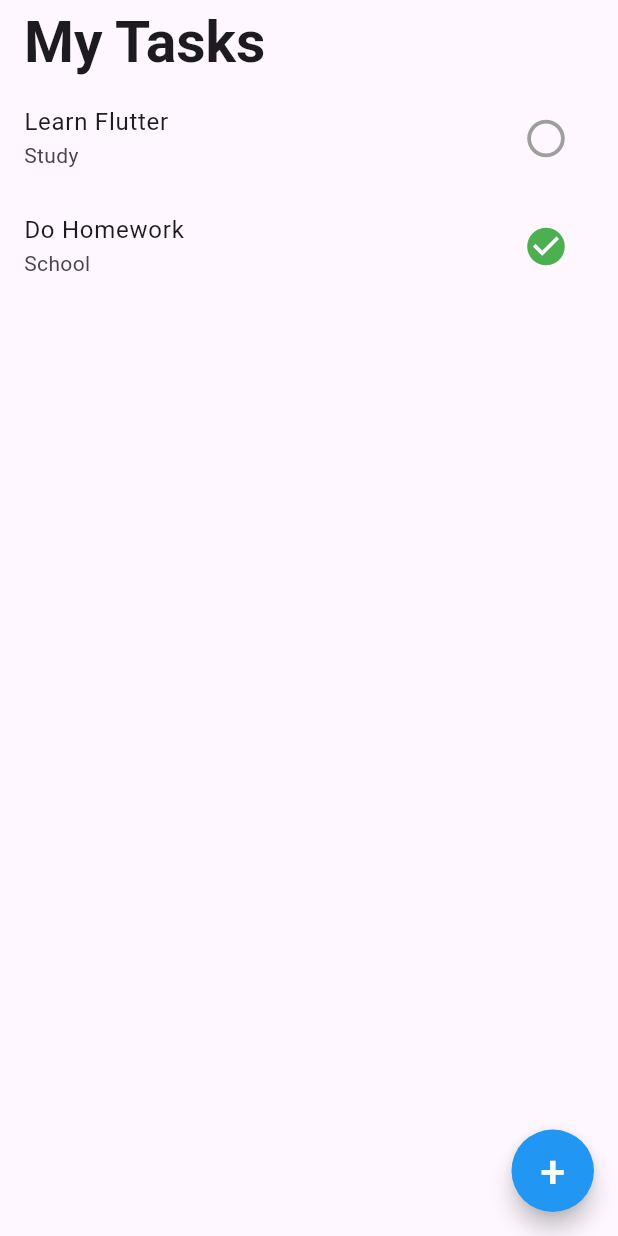
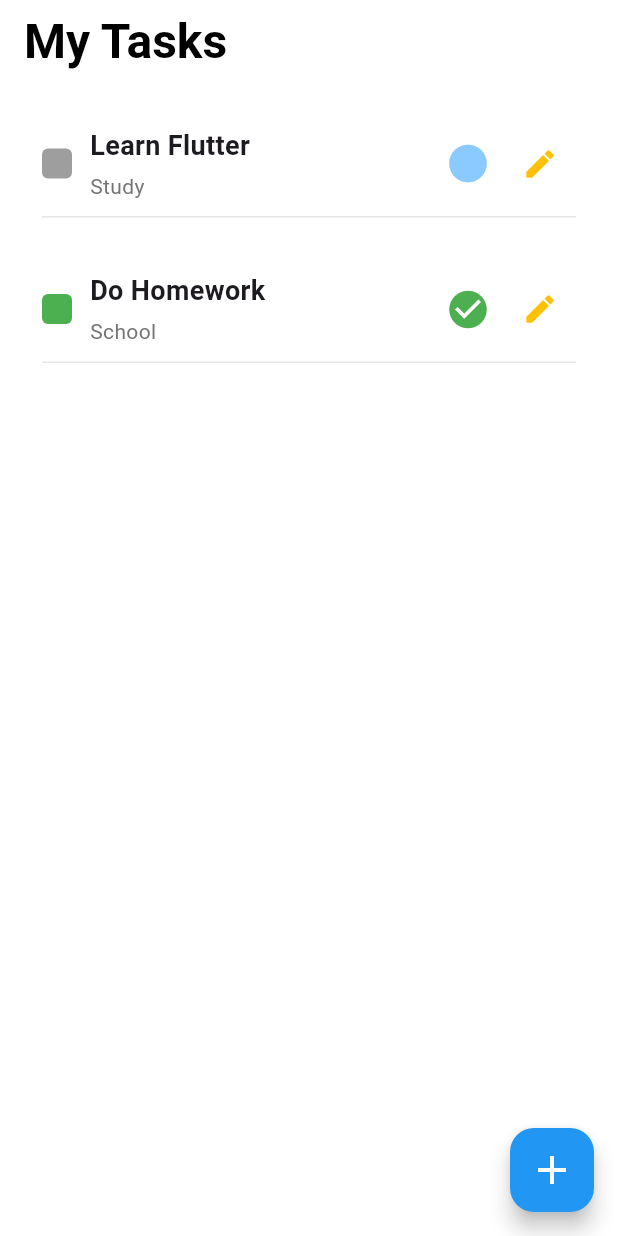
Before and after one commit to TLAR2411/crudflutter, a Flutter app: the screen it shows after launch, on a phone screen of 412 x 824 dp. Run offline on Flutter 3.47's test engine with Material 3 defaults, Android fonts, the phone set to English and light mode, and no system bars; our stand-ins replace device_preview, get.

Commit message:
update tela

```diff
--- a/lib/main.dart
+++ b/lib/main.dart
@@ -8,8 +8,8 @@ void main() {
   MyData d = MyData();
   Get.put(d);
 
-  // runApp(DevicePreview(builder: (context) => MyApp()));
-  runApp(MyApp());
+  runApp(DevicePreview(builder: (context) => MyApp()));
+  // runApp(MyApp());
 }
 
 class MyApp extends StatefulWidget {
@@ -20,18 +20,23 @@ class MyApp extends StatefulWidget {
 }
 
 class _MyAppState extends State<MyApp> {
+  final d = Get.find<MyData>();
   @override
   Widget build(BuildContext context) {
-    // final MyData d = MyData();
-    final d = Get.find<MyData>();
-
     return GetMaterialApp(
       debugShowCheckedModeBanner: false,
       home: Scaffold(
+        backgroundColor: Colors.white,
         appBar: AppBar(
-          title: Text(
+          backgroundColor: Colors.white,
+          elevation: 0,
+          title: const Text(
             "My Tasks",
-            style: TextStyle(fontWeight: FontWeight.bold, fontSize: 38),
+            style: TextStyle(
+              fontWeight: FontWeight.bold,
+              fontSize: 32,
+              color: Colors.black,
+            ),
           ),
         ),
         body: Obx(() {
@@ -40,44 +45,96 @@ class _MyAppState extends State<MyApp> {
           }
 
           return ListView.builder(
+            padding: const EdgeInsets.symmetric(vertical: 10),
             itemCount: d.data.length,
             itemBuilder: (context, index) {
               final task = d.data[index];
               final isMark = task["isMark"] == true;
-              return ListTile(
-                title: Text(task["title"]?.toString() ?? "No title"),
-                subtitle: Text(task["category"]?.toString() ?? "No category"),
-                trailing: IconButton(
+              final category = task["category"] ?? "";
+
+              return Container(
+                margin: const EdgeInsets.symmetric(horizontal: 16, vertical: 6),
+                padding: const EdgeInsets.all(12),
+                child: Column(
+                  children: [
+                    Row(
+                      children: [
+                        // Category color box
+                        Container(
+                          width: 20,
+                          height: 20,
+                          decoration: BoxDecoration(
+                            color: isMark ? Colors.green : Colors.grey,
+                            borderRadius: BorderRadius.circular(4),
+                          ),
+                        ),
+                        const SizedBox(width: 12),
+
+                        // Title & Category
+                        Expanded(
+                          child: Column(
+                            crossAxisAlignment: CrossAxisAlignment.start,
+                            children: [
+                              Text(
+                                task["title"]?.toString() ?? "No title",
+                                style: const TextStyle(
+                                  fontSize: 18,
+                                  fontWeight: FontWeight.bold,
+                                ),
+                              ),
+                              const SizedBox(height: 4),
+                              Text(
+                                task["category"]?.toString() ?? "No category",
+                                style: TextStyle(
+                                  fontSize: 14,
+                                  color: Colors.grey[600],
+                                ),
+                              ),
+                            ],
+                          ),
+                        ),
+
+                        // Check icon
+                        IconButton(
                           icon: Icon(
-                    isMark ? Icons.check_circle : Icons.circle_outlined,
-                    color: isMark ? Colors.green : Colors.grey,
+                            isMark ? Icons.check_circle : Icons.circle_rounded,
+                            color: isMark
+                                ? Colors.green
+                                : const Color.fromARGB(255, 138, 202, 255),
+
                             size: 30,
                           ),
                           onPressed: () {
-                    final current = d.data[index]['isMark'] as bool? ?? false;
+                            final current =
+                                d.data[index]['isMark'] as bool? ?? false;
                             d.data[index]['isMark'] = !current;
                             d.data.refresh();
                           },
+                        ),
+                        IconButton(
+                          onPressed: () {},
+                          icon: Icon(Icons.edit, color: Colors.amber),
+                        ),
+                      ],
+                    ),
+                    SizedBox(height: 10),
+
+                    Divider(
+                      height: 1,
+                      color: const Color.fromARGB(255, 230, 230, 230),
+                    ),
+                  ],
                 ),
               );
             },
           );
         }),
-
-        floatingActionButton: SizedBox(
-          width: 55,
-          height: 55,
-          child: FloatingActionButton(
+        floatingActionButton: FloatingActionButton(
           backgroundColor: Colors.blue,
-            shape: CircleBorder(),
           onPressed: () {
-              Get.off(() => ScreenForm());
+            Get.to(() => ScreenForm());
           },
-            child: Text(
-              "+",
-              style: TextStyle(fontSize: 30, color: Colors.white),
-            ),
-          ),
+          child: const Icon(Icons.add, size: 32, color: Colors.white),
         ),
       ),
     );
--- a/lib/sreen_form.dart
+++ b/lib/sreen_form.dart
@@ -143,8 +143,9 @@ class ScreenForm extends StatelessWidget {
                     "category": categoryController.text,
                     "isMark": isMark.value,
                   });
-                  // print(d.data);
-                  Get.off(MyApp()); // go back to home
+                  print(d.data);
+                  d.data.refresh();
+                  Get.back(); // go back to home
                 },
                 child: const Text(
                   "Add Task",
```
Also changed, not shown: pubspec.lock. Lines whose indentation alone changed are shown as unchanged.
